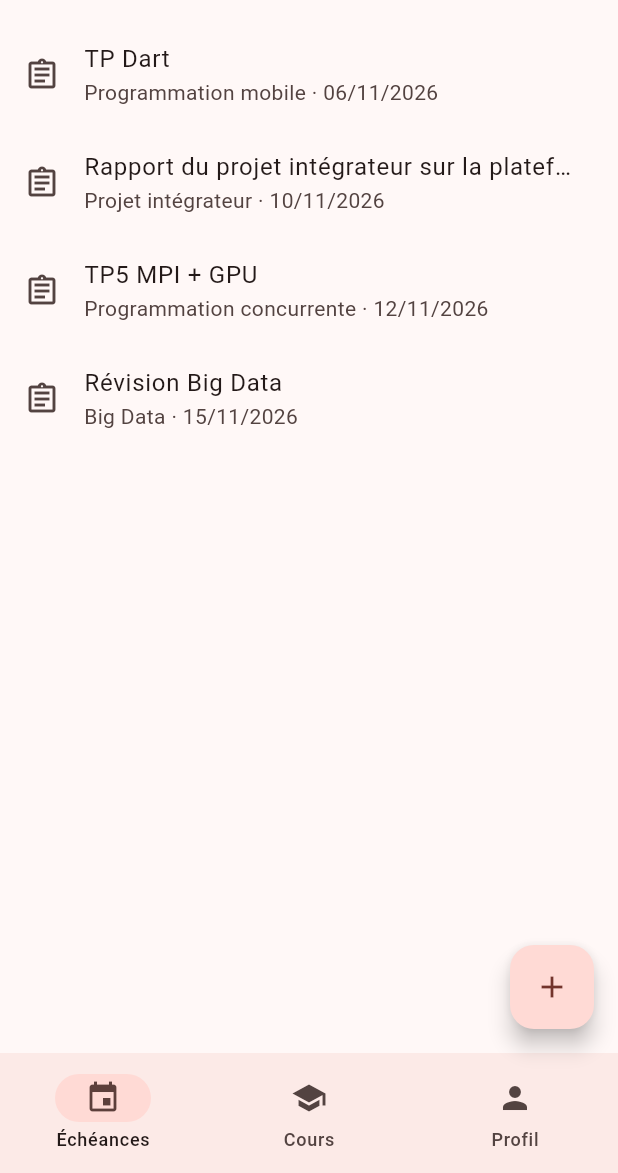
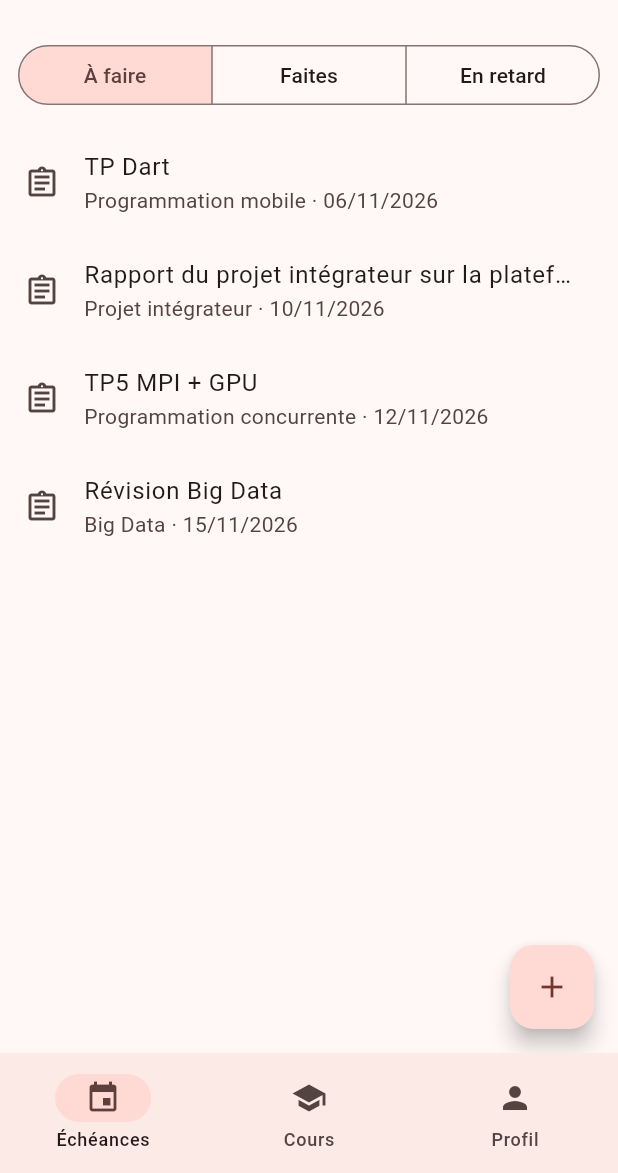
Before and after one commit to balimawelly-code/campusflow-seance5, a Flutter app: the screen it shows after launch, on a phone screen of 412 x 824 dp, the part 63-1236 px from its top. Run offline on Flutter 3.47's test engine with Material 3 defaults, Android fonts, the phone set to English and light mode, and no system bars; our stand-ins replace flutter_riverpod, go_router.

Commit message:
Navigation par adresses avec GoRouter et état partagé

```diff
--- a/lib/main.dart
+++ b/lib/main.dart
@@ -1,18 +1,20 @@
 import 'package:flutter/material.dart';
-import 'screens/echeances_screen.dart';
+import 'package:flutter_riverpod/flutter_riverpod.dart';
 
-void main() => runApp(const CampusFlowApp());
+import 'router/app_router.dart';
+
+void main() => runApp(const ProviderScope(child: CampusFlowApp()));
 
 class CampusFlowApp extends StatelessWidget {
   const CampusFlowApp({super.key});
 
   @override
   Widget build(BuildContext context) {
-    return MaterialApp(
+    return MaterialApp.router(
       title: 'CampusFlow',
       debugShowCheckedModeBanner: false,
       theme: ThemeData(colorSchemeSeed: Colors.red, useMaterial3: true),
-      home: const EcheancesScreen(),
+      routerConfig: appRouter,
     );
   }
 }
--- /dev/null
+++ b/lib/router/app_router.dart
@@ -0,0 +1,39 @@
+import 'package:flutter/material.dart';
+import 'package:go_router/go_router.dart';
+
+import '../screens/cours_screen.dart';
+import '../screens/detail_tache.dart';
+import '../screens/echeances_screen.dart';
+import '../screens/formulaire_screen.dart';
+import '../screens/profil_screen.dart';
+import '../screens/shell_screen.dart';
+
+final appRouter = GoRouter(
+  initialLocation: '/taches',
+  routes: [
+    GoRoute(
+      path: '/login',
+      builder: (context, state) =>
+          const Scaffold(body: Center(child: Text('Connexion : séance 7'))),
+    ),
+    // La barre de navigation est dans le ShellRoute.
+    ShellRoute(
+      builder: (context, state, child) =>
+          ShellScreen(emplacement: state.matchedLocation, child: child),
+      routes: [
+        GoRoute(path: '/taches', builder: (c, s) => const EcheancesScreen()),
+        GoRoute(path: '/cours', builder: (c, s) => const CoursScreen()),
+        GoRoute(path: '/profil', builder: (c, s) => const ProfilScreen()),
+      ],
+    ),
+    // Écrans plein écran (sans barre de navigation). "nouvelle" avant ":id".
+    GoRoute(
+      path: '/taches/nouvelle',
+      builder: (c, s) => const FormulaireScreen(),
+    ),
+    GoRoute(
+      path: '/taches/:id',
+      builder: (c, s) => DetailScreen(tacheId: s.pathParameters['id']!),
+    ),
+  ],
+);
--- a/lib/screens/echeances_screen.dart
+++ b/lib/screens/echeances_screen.dart
@@ -1,77 +1,91 @@
 import 'package:flutter/material.dart';
-import '../data/taches_demo.dart';
+import 'package:flutter_riverpod/flutter_riverpod.dart';
+import 'package:go_router/go_router.dart';
+
 import '../models/task.dart';
+import '../providers/taches_provider.dart';
 import 'detail_tache.dart';
-import 'formulaire_screen.dart';
 
-class EcheancesScreen extends StatefulWidget {
+enum Filtre { aFaire, faites, enRetard }
+
+class EcheancesScreen extends ConsumerStatefulWidget {
   const EcheancesScreen({super.key});
 
   @override
-  State<EcheancesScreen> createState() => _EcheancesScreenState();
+  ConsumerState<EcheancesScreen> createState() => _EcheancesScreenState();
 }
 
-class _EcheancesScreenState extends State<EcheancesScreen> {
-  final List<Task> _taches = List.of(tachesDemo);
-  int _onglet = 0;
+class _EcheancesScreenState extends ConsumerState<EcheancesScreen> {
+  Filtre _filtre = Filtre.aFaire;
   String? _selectionId;
 
-  Task? get _selection {
-    for (final t in _taches) {
+  List<Task> _tachesFiltrees() => switch (_filtre) {
+    Filtre.aFaire => ref.watch(tachesAFaireProvider),
+    Filtre.faites => ref.watch(tachesFaitesProvider),
+    Filtre.enRetard => ref.watch(tachesEnRetardProvider),
+  };
+
+  Task? _selection() {
+    for (final t in ref.watch(listeTachesProvider)) {
       if (t.id == _selectionId) return t;
     }
     return null;
   }
 
-  void _marquerFait(Task t) {
-    setState(() {
-      final i = _taches.indexWhere((x) => x.id == t.id);
-      _taches[i] = t.copyWith(fait: true);
-    });
-  }
-
-  Future<void> _ajouter() async {
-    final nouvelle = await Navigator.of(context).push<Task>(
-      MaterialPageRoute(builder: (_) => const FormulaireScreen()),
+  Widget _filtres() {
+    return Padding(
+      padding: const EdgeInsets.all(12),
+      child: SizedBox(
+        width: double.infinity,
+        child: SegmentedButton<Filtre>(
+          showSelectedIcon: false,
+          segments: const [
+            ButtonSegment(value: Filtre.aFaire, label: Text('À faire')),
+            ButtonSegment(value: Filtre.faites, label: Text('Faites')),
+            ButtonSegment(value: Filtre.enRetard, label: Text('En retard')),
+          ],
+          selected: {_filtre},
+          onSelectionChanged: (s) => setState(() => _filtre = s.first),
+        ),
+      ),
     );
-    if (nouvelle != null) setState(() => _taches.add(nouvelle));
-  }
-
-  void _ouvrir(Task t, bool large) {
-    if (large) {
-      setState(() => _selectionId = t.id);
-    } else {
-      Navigator.of(context).push(
-        MaterialPageRoute(
-          builder: (_) => DetailScreen(tache: t, onFait: _marquerFait),
-        ),
-      );
-    }
   }
 
   Widget _liste(bool large) {
+    final taches = _tachesFiltrees();
+    if (taches.isEmpty) {
+      return const Center(child: Text('Aucune tâche dans cette catégorie'));
+    }
     return ListView.builder(
-      itemCount: _taches.length,
+      itemCount: taches.length,
       itemBuilder: (context, i) {
-        final t = _taches[i];
+        final t = taches[i];
         return ListTile(
-          leading: Icon(t.fait ? Icons.check_circle : Icons.assignment_outlined),
+          leading: Icon(
+            t.fait ? Icons.check_circle : Icons.assignment_outlined,
+          ),
           title: Text(t.titre, maxLines: 1, overflow: TextOverflow.ellipsis),
           subtitle: Text('${t.cours} · ${t.echeanceTexte}'),
           selected: large && t.id == _selectionId,
-          onTap: () => _ouvrir(t, large),
+          onTap: () {
+            if (large) {
+              setState(() => _selectionId = t.id);
+            } else {
+              context.push('/taches/${t.id}');
+            }
+          },
         );
       },
     );
   }
 
-  Widget _contenuEcheances() {
+  Widget _contenu() {
     return LayoutBuilder(
       builder: (context, constraints) {
         final large = constraints.maxWidth >= 840;
         if (!large) return _liste(false);
 
-        final sel = _selection;
+        final sel = _selection();
         return Row(
           children: [
             Expanded(flex: 2, child: _liste(true)),
@@ -80,7 +94,11 @@ class _EcheancesScreenState extends State<EcheancesScreen> {
               flex: 3,
               child: sel == null
                   ? const Center(child: Text('Sélectionne une tâche'))
-                  : DetailTache(tache: sel, onFait: () => _marquerFait(sel)),
+                  : DetailTache(
+                      tache: sel,
+                      onFait: () =>
+                          ref.read(tachesProvider.notifier).marquerFait(sel.id),
+                    ),
             ),
           ],
         );
@@ -90,26 +108,16 @@ class _EcheancesScreenState extends State<EcheancesScreen> {
 
   @override
   Widget build(BuildContext context) {
-    const titres = ['Cette semaine', 'Cours', 'Profil'];
     return Scaffold(
-      appBar: AppBar(title: Text(titres[_onglet])),
-      body: _onglet == 0
-          ? _contenuEcheances()
-          : Center(child: Text('${titres[_onglet]} : prochaine séance')),
-      floatingActionButton: _onglet == 0
-          ? FloatingActionButton(
-              onPressed: _ajouter,
-              child: const Icon(Icons.add),
-            )
-          : null,
-      bottomNavigationBar: NavigationBar(
-        selectedIndex: _onglet,
-        onDestinationSelected: (i) => setState(() => _onglet = i),
-        destinations: const [
-          NavigationDestination(icon: Icon(Icons.event), label: 'Échéances'),
-          NavigationDestination(icon: Icon(Icons.school), label: 'Cours'),
-          NavigationDestination(icon: Icon(Icons.person), label: 'Profil'),
+      body: Column(
+        children: [
+          _filtres(),
+          Expanded(child: _contenu()),
         ],
+      ),
+      floatingActionButton: FloatingActionButton(
+        onPressed: () => context.push('/taches/nouvelle'),
+        child: const Icon(Icons.add),
       ),
     );
   }
--- /dev/null
+++ b/lib/screens/shell_screen.dart
@@ -0,0 +1,39 @@
+import 'package:flutter/material.dart';
+import 'package:go_router/go_router.dart';
+
+/// Coque de l'application : AppBar + barre de navigation autour de l'écran courant.
+class ShellScreen extends StatelessWidget {
+  final String emplacement;
+  final Widget child;
+
+  const ShellScreen({
+    super.key,
+    required this.emplacement,
+    required this.child,
+  });
+
+  static const _adresses = ['/taches', '/cours', '/profil'];
+  static const _titres = ['Cette semaine', 'Cours', 'Profil'];
+
+  int get _index {
+    final i = _adresses.indexWhere((a) => emplacement.startsWith(a));
+    return i < 0 ? 0 : i;
+  }
+
+  @override
+  Widget build(BuildContext context) {
+    return Scaffold(
+      appBar: AppBar(title: Text(_titres[_index])),
+      body: child,
+      bottomNavigationBar: NavigationBar(
+        selectedIndex: _index,
+        onDestinationSelected: (i) => context.go(_adresses[i]),
+        destinations: const [
+          NavigationDestination(icon: Icon(Icons.event), label: 'Échéances'),
+          NavigationDestination(icon: Icon(Icons.school), label: 'Cours'),
+          NavigationDestination(icon: Icon(Icons.person), label: 'Profil'),
+        ],
+      ),
+    );
+  }
+}
```
Also changed, not shown: lib/screens/cours_screen.dart (added, +31 -0 lines), lib/screens/detail_tache.dart (+25 -14 lines), lib/screens/formulaire_screen.dart (+17 -6 lines), lib/screens/profil_screen.dart (added, +20 -0 lines).
